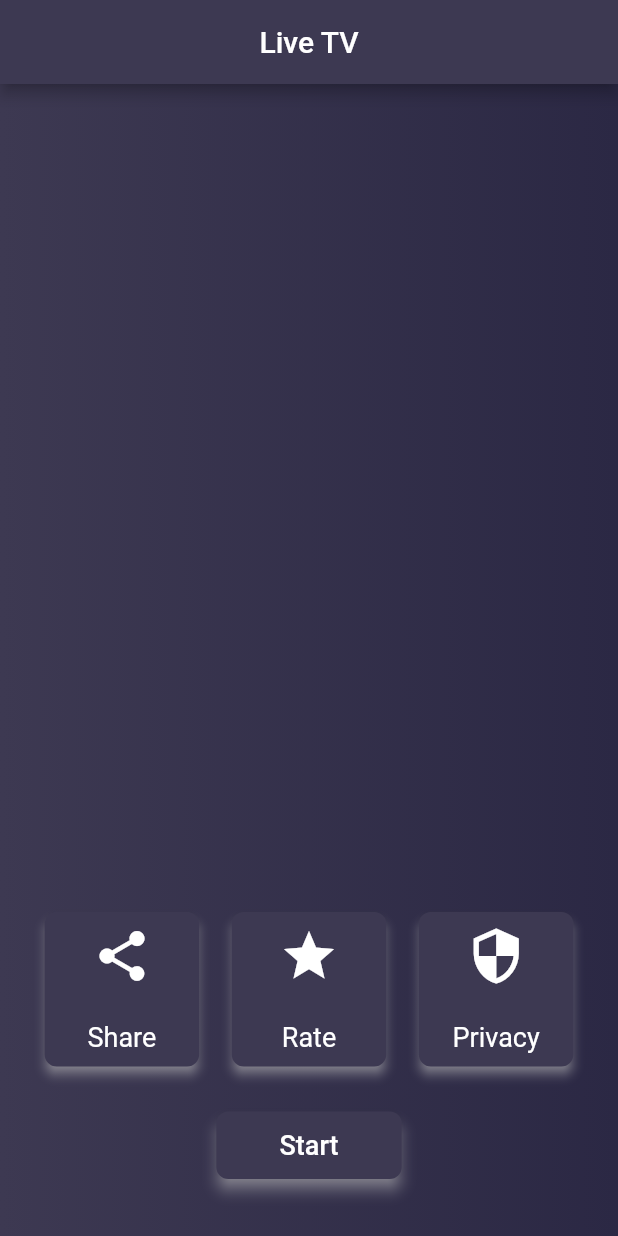
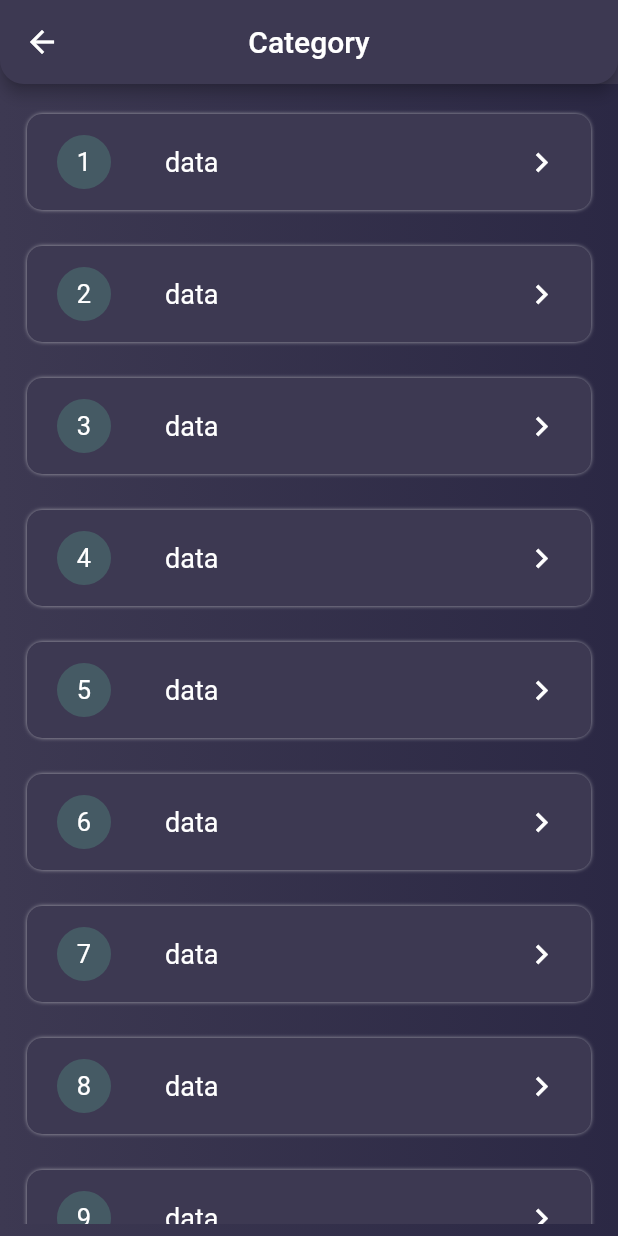
Before and after one commit to aniketvadi/live_tv, a Flutter app: the screen it shows after launch, after a tap on "Start", on a phone screen of 412 x 824 dp. Run offline on Flutter 3.47's test engine with Material 2 defaults, Android fonts, the phone set to English and light mode, and no system bars; our stand-ins replace get, google_fonts.

Commit message:
add category static view

```diff
--- a/lib/constant/app_font.dart
+++ b/lib/constant/app_font.dart
@@ -1,4 +1,5 @@
 import 'package:flutter/material.dart';
+// ignore: depend_on_referenced_packages
 import 'package:google_fonts/google_fonts.dart';
 
 class Font {
@@ -11,6 +12,9 @@ class Font {
   static subTitle1({Color color = Colors.white}) =>
       TextStyle(fontSize: 18, color: color, fontWeight: FontWeight.w400);
 
+  static subTitle2({Color color = Colors.white}) =>
+      TextStyle(fontSize: 17, color: color, fontWeight: FontWeight.w400);
+
   static button1({Color color = Colors.white}) =>
       TextStyle(fontSize: 18, color: color, fontWeight: FontWeight.w500);
 }
--- a/lib/constant/app_routes.dart
+++ b/lib/constant/app_routes.dart
@@ -1,4 +1,5 @@
 class AppRoutes {
-  static String splashScreen =  '/splash-screen';
-  static String homeScreen =  '/home-page';
+  static String splashScreen = '/splash-screen';
+  static String homeScreen = '/home-page';
+  static String categoryScreen = '/category-screen';
 }
--- a/lib/main.dart
+++ b/lib/main.dart
@@ -1,7 +1,9 @@
 import 'package:flutter/material.dart';
+import 'package:live_tv/constant/app_colors.dart';
 
 // ignore: depend_on_referenced_packages
 import 'package:live_tv/constant/app_routes.dart';
+import 'package:live_tv/screen/category_screen.dart';
 import 'package:live_tv/screen/home_screen.dart';
 import 'package:live_tv/screen/splash_screen.dart';
 
@@ -24,12 +26,23 @@ class MyApp extends StatelessWidget {
         //         .of(context)
         //         .textThmee
         // )
-        scaffoldBackgroundColor: Colors.black,
+        scaffoldBackgroundColor: AppColor.primary,
+        appBarTheme: AppBarTheme(
+          backgroundColor: AppColor.primary,
+          centerTitle: true,
+          shape: const RoundedRectangleBorder(
+            borderRadius: BorderRadius.only(
+              bottomLeft: Radius.circular(16),
+              bottomRight: Radius.circular(16),
+            ),
+          ),
+        ),
       ),
       initialRoute: AppRoutes.splashScreen,
       routes: {
         AppRoutes.splashScreen: (context) => const SplashScreen(),
         AppRoutes.homeScreen: (context) => const HomePageScreen(),
+        AppRoutes.categoryScreen: (context) => const CategoryScreen(),
       },
     );
   }
--- /dev/null
+++ b/lib/screen/category_screen.dart
@@ -0,0 +1,75 @@
+import 'package:flutter/material.dart';
+import 'package:live_tv/constant/app_colors.dart';
+import 'package:live_tv/constant/app_font.dart';
+
+class CategoryScreen extends StatefulWidget {
+  const CategoryScreen({super.key});
+
+  @override
+  State<CategoryScreen> createState() => _CategoryScreenState();
+}
+
+class _CategoryScreenState extends State<CategoryScreen> {
+  @override
+  Widget build(BuildContext context) {
+    return Scaffold(
+      appBar: AppBar(
+        title: Text(
+          'Category',
+          style: Font.title2(),
+        ),
+      ),
+      body: Container(
+        padding: const EdgeInsets.all(8),
+        decoration: const BoxDecoration(
+            gradient: LinearGradient(
+          colors: [
+            Color.fromARGB(255, 61, 57, 82),
+            Color.fromARGB(255, 43, 40, 68),
+          ],
+        )),
+        child: ListView.builder(
+          itemCount: 10,
+          itemBuilder: (context, index) {
+            return Container(
+              margin: const EdgeInsets.symmetric(horizontal: 10, vertical: 12),
+              padding: EdgeInsets.all(4),
+              decoration: BoxDecoration(
+                color: AppColor.primary,
+                borderRadius: BorderRadius.circular(10),
+                boxShadow: [
+                  BoxShadow(
+                    color: Colors.grey.shade300,
+                    blurRadius: 2,
+                    spreadRadius: -1,
+
+                  )
+                ]
+              ),
+              child: ListTile(
+                onTap: () {
+
+                },
+                leading: CircleAvatar(
+                  radius: 18,
+                  child: Text(
+                    '${index + 1}',
+                    style: Font.subTitle2(),
+                  ),
+                ),
+                title: Padding(
+                  padding: const EdgeInsets.symmetric(horizontal: 16),
+                  child: Text(
+                    'data',
+                    style: Font.subTitle1(),
+                  ),
+                ),
+                trailing: Icon(Icons.navigate_next,color: AppColor.white,size: 26,),
+              ),
+            );
+          },
+        ),
+      ),
+    );
+  }
+}
--- a/lib/screen/home_screen.dart
+++ b/lib/screen/home_screen.dart
@@ -4,6 +4,7 @@ import 'package:flutter/material.dart';
 import 'package:live_tv/constant/app_colors.dart';
 import 'package:live_tv/constant/app_font.dart';
 import 'package:get/get.dart';
+import 'package:live_tv/constant/app_routes.dart';
 
 class HomePageScreen extends StatefulWidget {
   const HomePageScreen({Key? key}) : super(key: key);
@@ -21,8 +22,6 @@ class _HomePageScreenState extends State<HomePageScreen> {
           'Live TV',
           style: Font.title2(),
         ),
-        backgroundColor: const Color.fromARGB(255, 61, 57, 82),
-        centerTitle: true,
       ),
       body: Container(
         padding: const EdgeInsets.all(8),
@@ -62,7 +61,7 @@ class _HomePageScreenState extends State<HomePageScreen> {
                     )),
               ],
             ),
-            SizedBox(
+            const SizedBox(
               height: 30,
             ),
             Material(
@@ -72,11 +71,14 @@ class _HomePageScreenState extends State<HomePageScreen> {
               clipBehavior: Clip.antiAlias,
               borderRadius: BorderRadius.circular(8),
               child: InkWell(
-                onTap: () {},
+                onTap: () {
+                  Navigator.pushNamed(context, AppRoutes.categoryScreen);
+                },
                 child: Container(
                   width: Get.width * 0.3,
                   alignment: Alignment.center,
-                  padding: EdgeInsets.symmetric(horizontal: 16, vertical: 12),
+                  padding:
+                      const EdgeInsets.symmetric(horizontal: 16, vertical: 12),
                   child: Text(
                     'Start',
                     style: Font.button1(),
```
